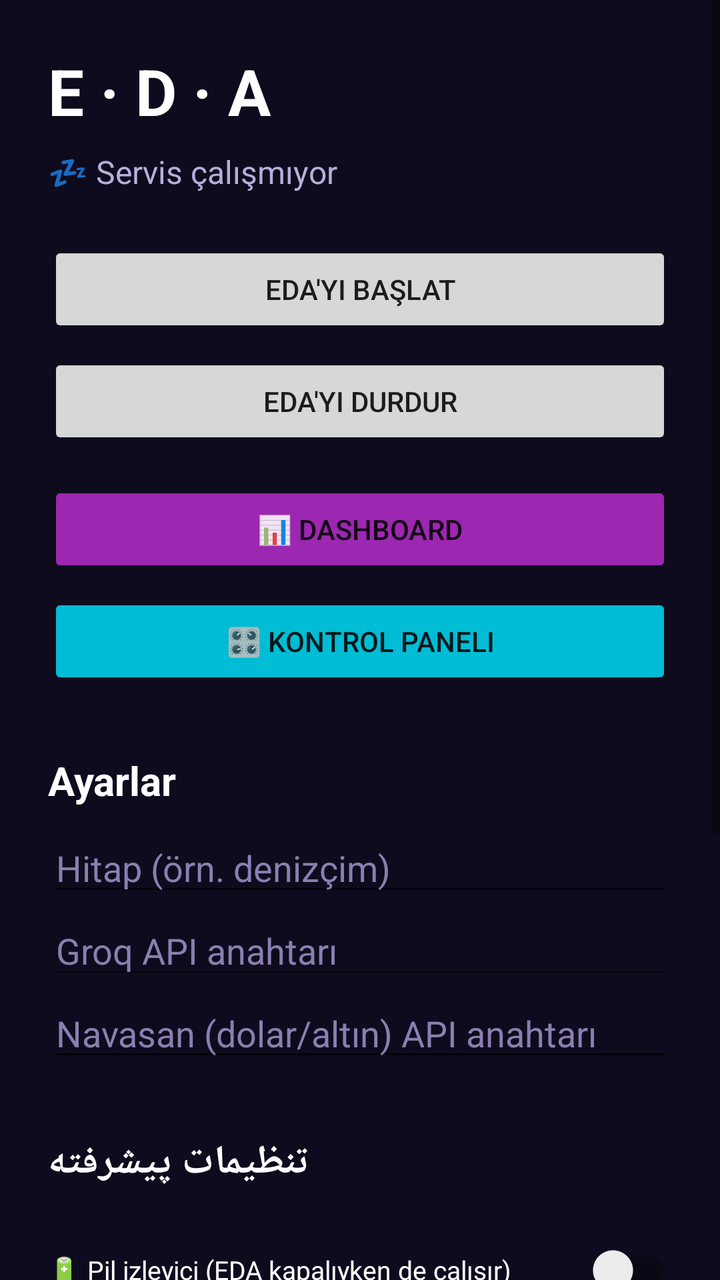
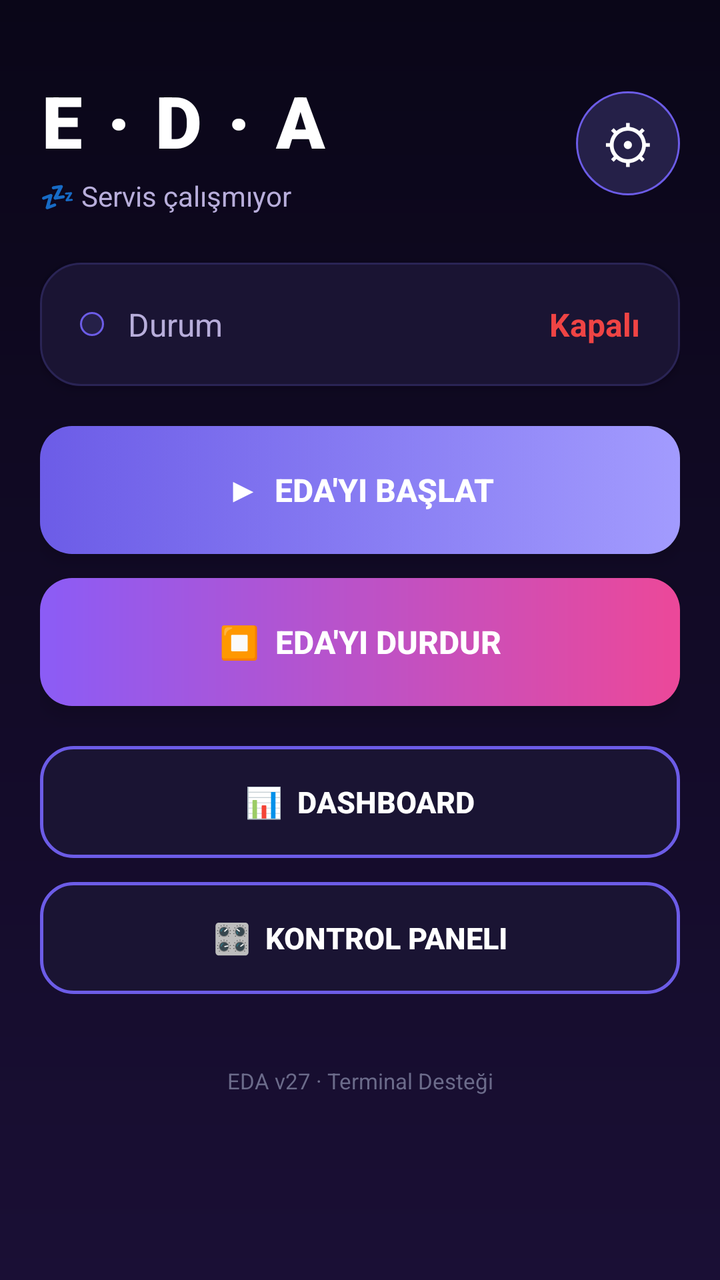

Two renders of the same Android screen: before a commit and after it. Below are the layout's source before the change and the commit's diff.
<!-- AndroidManifest.xml: application theme Theme.Eda -->
<!-- res/layout/activity_main.xml -->
<?xml version="1.0" encoding="utf-8"?>
<ScrollView xmlns:android="http://schemas.android.com/apk/res/android"
    android:layout_width="match_parent"
    android:layout_height="match_parent"
    android:background="#0F0B1E">

<LinearLayout
    android:layout_width="match_parent"
    android:layout_height="wrap_content"
    android:orientation="vertical"
    android:padding="24dp">

    <TextView
        android:layout_width="wrap_content"
        android:layout_height="wrap_content"
        android:text="E · D · A"
        android:textSize="32sp"
        android:textStyle="bold"
        android:textColor="#FFFFFF"
        android:layout_marginBottom="8dp" />

    <TextView
        android:id="@+id/durumText"
        android:layout_width="wrap_content"
        android:layout_height="wrap_content"
        android:text="💤 Servis çalışmıyor"
        android:textSize="16sp"
        android:textColor="#B8AEDB"
        android:layout_marginBottom="24dp" />

    <Button
        android:id="@+id/baslatButon"
        android:layout_width="match_parent"
        android:layout_height="wrap_content"
        android:text="Eda'yı Başlat" />

    <Button
        android:id="@+id/durdurButon"
        android:layout_width="match_parent"
        android:layout_height="wrap_content"
        android:layout_marginTop="8dp"
        android:text="Eda'yı Durdur" />

    
    <Button
        android:id="@+id/dashboardButon"
        android:layout_width="match_parent"
        android:layout_height="wrap_content"
        android:layout_marginTop="16dp"
        android:text="📊 Dashboard"
        android:backgroundTint="#9C27B0" />

    <Button
        android:id="@+id/panelButon"
        android:layout_width="match_parent"
        android:layout_height="wrap_content"
        android:layout_marginTop="8dp"
        android:text="🎛 Kontrol Paneli"
        android:backgroundTint="#00BCD4" />

    <TextView
        android:layout_width="wrap_content"
        android:layout_height="wrap_content"
        android:text="Ayarlar"
        android:textSize="20sp"
        android:textStyle="bold"
        android:textColor="#FFFFFF"
        android:layout_marginTop="32dp"
        android:layout_marginBottom="8dp" />

    <EditText
        android:id="@+id/kullaniciAdiInput"
        android:layout_width="match_parent"
        android:layout_height="wrap_content"
        android:hint="Hitap (örn. denizçim)"
        android:textColorHint="#8A7FB0"
        android:textColor="#FFFFFF" />

    <EditText
        android:id="@+id/groqInput"
        android:layout_width="match_parent"
        android:layout_height="wrap_content"
        android:hint="Groq API anahtarı"
        android:textColorHint="#8A7FB0"
        android:textColor="#FFFFFF"
        android:inputType="textPassword" />

    

    

    <EditText
        android:id="@+id/navasanInput"
        android:layout_width="match_parent"
        android:layout_height="wrap_content"
        android:hint="Navasan (dolar/altın) API anahtarı"
        android:textColorHint="#8A7FB0"
        android:textColor="#FFFFFF"
        android:inputType="textPassword" />

    
    <TextView
        android:layout_width="wrap_content"
        android:layout_height="wrap_content"
        android:text="تنظیمات پیشرفته"
        android:textSize="20sp"
        android:textStyle="bold"
        android:textColor="#FFFFFF"
        android:layout_marginTop="32dp"
        android:layout_marginBottom="8dp" />

    
    <LinearLayout
        android:layout_width="match_parent"
        android:layout_height="wrap_content"
        android:orientation="horizontal"
        android:gravity="center_vertical"
        android:paddingTop="8dp"
        android:paddingBottom="8dp">

        <TextView
            android:layout_width="0dp"
            android:layout_height="wrap_content"
            android:layout_weight="1"
            android:text="🔋 Pil izleyici (EDA kapalıyken de çalışır)"
            android:textColor="#FFFFFF"
            android:textSize="13sp" />

        <androidx.appcompat.widget.SwitchCompat
            android:id="@+id/batteryNotifierSwitch"
            android:layout_width="wrap_content"
            android:layout_height="wrap_content" />
    </LinearLayout>

    
    <LinearLayout
        android:layout_width="match_parent"
        android:layout_height="wrap_content"
        android:orientation="horizontal"
        android:gravity="center_vertical"
        android:paddingTop="8dp"
        android:paddingBottom="8dp">

        <TextView
            android:layout_width="0dp"
            android:layout_height="wrap_content"
            android:layout_weight="1"
            android:text="🛌 Derin Uyku (میکروفون خاموش، مصرف ~1%)"
            android:textColor="#FFFFFF"
            android:textSize="13sp" />

        <androidx.appcompat.widget.SwitchCompat
            android:id="@+id/derinUykuSwitch"
            android:layout_width="wrap_content"
            android:layout_height="wrap_content" />
    </LinearLayout>

    
    <LinearLayout
        android:layout_width="match_parent"
        android:layout_height="wrap_content"
        android:orientation="horizontal"
        android:gravity="center_vertical"
        android:paddingTop="8dp"
        android:paddingBottom="8dp">

        <TextView
            android:layout_width="0dp"
            android:layout_height="wrap_content"
            android:layout_weight="1"
            android:text="🔋 Pil bildirim aralığı"
            android:textColor="#FFFFFF"
            android:textSize="13sp" />

        <Spinner
            android:id="@+id/pilBildirimSpinner"
            android:layout_width="wrap_content"
            android:layout_height="wrap_content"
            android:minWidth="100dp" />
    </LinearLayout>

    
    <LinearLayout
        android:layout_width="match_parent"
        android:layout_height="wrap_content"
        android:orientation="horizontal"
        android:gravity="center_vertical"
        android:paddingTop="8dp"
        android:paddingBottom="8dp">

        <TextView
            android:layout_width="0dp"
            android:layout_height="wrap_content"
            android:layout_weight="1"
            android:text="🔔 Pil bildirimi aktif"
            android:textColor="#FFFFFF"
            android:textSize="13sp" />

        <androidx.appcompat.widget.SwitchCompat
            android:id="@+id/pilBildirimSwitch"
            android:layout_width="wrap_content"
            android:layout_height="wrap_content" />
    </LinearLayout>

    
    <LinearLayout
        android:layout_width="match_parent"
        android:layout_height="wrap_content"
        android:orientation="horizontal"
        android:gravity="center_vertical"
        android:paddingTop="8dp"
        android:paddingBottom="8dp">

        <TextView
            android:layout_width="0dp"
            android:layout_height="wrap_content"
            android:layout_weight="1"
            android:text="🔇 Sessiz mod"
            android:textColor="#FFFFFF"
            android:textSize="13sp" />

        <androidx.appcompat.widget.SwitchCompat
            android:id="@+id/sessizModSwitch"
            android:layout_width="wrap_content"
            android:layout_height="wrap_content" />
    </LinearLayout>

    <Button
        android:id="@+id/kaydetButon"
        android:layout_width="match_parent"
        android:layout_height="wrap_content"
        android:layout_marginTop="12dp"
        android:text="Ayarları Kaydet" />

</LinearLayout>
</ScrollView>
<!-- resources referenced by this layout -->
<resources>
  <style name="Theme.Eda" parent="Theme.MaterialComponents.DayNight.NoActionBar">
          <item name="colorPrimary">#6C4FE0</item>
          <item name="colorPrimaryDark">#4B32B3</item>
          <item name="colorAccent">#00E5C7</item>
      </style>
</resources>

<!-- the commit's change to res/layout/activity_main.xml (unified diff, before → after) -->
@@ -1,236 +1,182 @@
 <?xml version="1.0" encoding="utf-8"?>
 <ScrollView xmlns:android="http://schemas.android.com/apk/res/android"
+    xmlns:app="http://schemas.android.com/apk/res-auto"
     android:layout_width="match_parent"
     android:layout_height="match_parent"
-    android:background="#0F0B1E">
+    android:background="@drawable/bg_gradient"
+    android:fillViewport="true">
 
-<LinearLayout
-    android:layout_width="match_parent"
-    android:layout_height="wrap_content"
-    android:orientation="vertical"
-    android:padding="24dp">
-
-    <TextView
-        android:layout_width="wrap_content"
-        android:layout_height="wrap_content"
-        android:text="E · D · A"
-        android:textSize="32sp"
-        android:textStyle="bold"
-        android:textColor="#FFFFFF"
-        android:layout_marginBottom="8dp" />
-
-    <TextView
-        android:id="@+id/durumText"
-        android:layout_width="wrap_content"
-        android:layout_height="wrap_content"
-        android:text="💤 Servis çalışmıyor"
-        android:textSize="16sp"
-        android:textColor="#B8AEDB"
-        android:layout_marginBottom="24dp" />
-
-    <Button
-        android:id="@+id/baslatButon"
-        android:layout_width="match_parent"
-        android:layout_height="wrap_content"
-        android:text="Eda'yı Başlat" />
-
-    <Button
-        android:id="@+id/durdurButon"
-        android:layout_width="match_parent"
-        android:layout_height="wrap_content"
-        android:layout_marginTop="8dp"
-        android:text="Eda'yı Durdur" />
-
-    
-    <Button
-        android:id="@+id/dashboardButon"
-        android:layout_width="match_parent"
-        android:layout_height="wrap_content"
-        android:layout_marginTop="16dp"
-        android:text="📊 Dashboard"
-        android:backgroundTint="#9C27B0" />
-
-    <Button
-        android:id="@+id/panelButon"
-        android:layout_width="match_parent"
-        android:layout_height="wrap_content"
-        android:layout_marginTop="8dp"
-        android:text="🎛 Kontrol Paneli"
-        android:backgroundTint="#00BCD4" />
-
-    <TextView
-        android:layout_width="wrap_content"
-        android:layout_height="wrap_content"
-        android:text="Ayarlar"
-        android:textSize="20sp"
-        android:textStyle="bold"
-        android:textColor="#FFFFFF"
-        android:layout_marginTop="32dp"
-        android:layout_marginBottom="8dp" />
-
-    <EditText
-        android:id="@+id/kullaniciAdiInput"
-        android:layout_width="match_parent"
-        android:layout_height="wrap_content"
-        android:hint="Hitap (örn. denizçim)"
-        android:textColorHint="#8A7FB0"
-        android:textColor="#FFFFFF" />
-
-    <EditText
-        android:id="@+id/groqInput"
-        android:layout_width="match_parent"
-        android:layout_height="wrap_content"
-        android:hint="Groq API anahtarı"
-        android:textColorHint="#8A7FB0"
-        android:textColor="#FFFFFF"
-        android:inputType="textPassword" />
-
-    
-
-    
-
-    <EditText
-        android:id="@+id/navasanInput"
-        android:layout_width="match_parent"
-        android:layout_height="wrap_content"
-        android:hint="Navasan (dolar/altın) API anahtarı"
-        android:textColorHint="#8A7FB0"
-        android:textColor="#FFFFFF"
-        android:inputType="textPassword" />
-
-    
-    <TextView
-        android:layout_width="wrap_content"
-        android:layout_height="wrap_content"
-        android:text="تنظیمات پیشرفته"
-        android:textSize="20sp"
-        android:textStyle="bold"
-        android:textColor="#FFFFFF"
-        android:layout_marginTop="32dp"
-        android:layout_marginBottom="8dp" />
-
-    
     <LinearLayout
         android:layout_width="match_parent"
         android:layout_height="wrap_content"
-        android:orientation="horizontal"
-        android:gravity="center_vertical"
-        android:paddingTop="8dp"
-        android:paddingBottom="8dp">
+        android:orientation="vertical"
+        android:padding="20dp">
 
+        
+        
+        
+        <LinearLayout
+            android:layout_width="match_parent"
+            android:layout_height="wrap_content"
+            android:orientation="horizontal"
+            android:gravity="center_vertical"
+            android:layout_marginTop="16dp"
+            android:layout_marginBottom="24dp">
+
+            <LinearLayout
+                android:layout_width="0dp"
+                android:layout_height="wrap_content"
+                android:layout_weight="1"
+                android:orientation="vertical">
+
+                <TextView
+                    android:layout_width="wrap_content"
+                    android:layout_height="wrap_content"
+                    android:text="E · D · A"
+                    android:textSize="36sp"
+                    android:textStyle="bold"
+                    android:textColor="@color/text_primary"
+                    android:letterSpacing="0.05"
+                    android:fontFamily="sans-serif-black" />
+
+                <TextView
+                    android:id="@+id/durumText"
+                    android:layout_width="wrap_content"
+                    android:layout_height="wrap_content"
+                    android:text="💤 Servis çalışmıyor"
+                    android:textSize="14sp"
+                    android:textColor="@color/text_secondary"
+                    android:layout_marginTop="4dp" />
+            </LinearLayout>
+
+            <TextView
+                android:id="@+id/ayarlarButon"
+                android:layout_width="52dp"
+                android:layout_height="52dp"
+                android:text="⚙"
+                android:textSize="26sp"
+                android:textColor="@color/text_primary"
+                android:gravity="center"
+                android:background="@drawable/circle_bg" />
+        </LinearLayout>
+
+        
+        
+        
+        <LinearLayout
+            android:layout_width="match_parent"
+            android:layout_height="wrap_content"
+            android:orientation="vertical"
+            android:background="@drawable/card_bg"
+            android:padding="20dp"
+            android:elevation="4dp"
+            android:layout_marginBottom="20dp">
+
+            <LinearLayout
+                android:layout_width="match_parent"
+                android:layout_height="wrap_content"
+                android:orientation="horizontal"
+                android:gravity="center_vertical">
+
+                <View
+                    android:id="@+id/durumIndicator"
+                    android:layout_width="12dp"
+                    android:layout_height="12dp"
+                    android:background="@drawable/circle_bg" />
+
+                <TextView
+                    android:layout_width="0dp"
+                    android:layout_height="wrap_content"
+                    android:layout_weight="1"
+                    android:text="Durum"
+                    android:textSize="16sp"
+                    android:textColor="@color/text_secondary"
+                    android:layout_marginStart="12dp" />
+
+                <TextView
+                    android:id="@+id/durumDeger"
+                    android:layout_width="wrap_content"
+                    android:layout_height="wrap_content"
+                    android:text="Kapalı"
+                    android:textSize="16sp"
+                    android:textStyle="bold"
+                    android:textColor="@color/red_start" />
+            </LinearLayout>
+        </LinearLayout>
+
+        
+        
+        
+
+        
+        <Button
+            android:id="@+id/baslatButon"
+            android:layout_width="match_parent"
+            android:layout_height="64dp"
+            android:text="▶  EDA'YI BAŞLAT"
+            android:textSize="16sp"
+            android:textStyle="bold"
+            android:textColor="#FFFFFF"
+            android:background="@drawable/btn_purple"
+            android:elevation="6dp"
+            android:layout_marginBottom="12dp"
+            android:stateListAnimator="@null" />
+
+        
+        <Button
+            android:id="@+id/durdurButon"
+            android:layout_width="match_parent"
+            android:layout_height="64dp"
+            android:text="⏹  EDA'YI DURDUR"
+            android:textSize="16sp"
+            android:textStyle="bold"
+            android:textColor="#FFFFFF"
+            android:background="@drawable/btn_pink"
+            android:elevation="6dp"
+            android:layout_marginBottom="20dp"
+            android:stateListAnimator="@null" />
+
+        
+        
+        
+
+        
+        <Button
+            android:id="@+id/dashboardButon"
+            android:layout_width="match_parent"
+            android:layout_height="56dp"
+            android:text="📊  DASHBOARD"
+            android:textSize="15sp"
+            android:textStyle="bold"
+            android:textColor="@color/text_primary"
+            android:background="@drawable/btn_outline"
+            android:layout_marginBottom="12dp"
+            android:stateListAnimator="@null" />
+
+        
+        <Button
+            android:id="@+id/panelButon"
+            android:layout_width="match_parent"
+            android:layout_height="56dp"
+            android:text="🎛  KONTROL PANELI"
+            android:textSize="15sp"
+            android:textStyle="bold"
+            android:textColor="@color/text_primary"
+            android:background="@drawable/btn_outline"
+            android:layout_marginBottom="20dp"
+            android:stateListAnimator="@null" />
+
+        
+        
+        
         <TextView
-            android:layout_width="0dp"
+            android:layout_width="match_parent"
             android:layout_height="wrap_content"
-            android:layout_weight="1"
-            android:text="🔋 Pil izleyici (EDA kapalıyken de çalışır)"
-            android:textColor="#FFFFFF"
-            android:textSize="13sp" />
+            android:text="EDA v27 · Terminal Desteği"
+            android:textSize="11sp"
+            android:textColor="@color/text_muted"
+            android:gravity="center"
+            android:layout_marginTop="16dp" />
 
-        <androidx.appcompat.widget.SwitchCompat
-            android:id="@+id/batteryNotifierSwitch"
-            android:layout_width="wrap_content"
-            android:layout_height="wrap_content" />
     </LinearLayout>
-
-    
-    <LinearLayout
-        android:layout_width="match_parent"
-        android:layout_height="wrap_content"
-        android:orientation="horizontal"
-        android:gravity="center_vertical"
-        android:paddingTop="8dp"
-        android:paddingBottom="8dp">
-
-        <TextView
-            android:layout_width="0dp"
-            android:layout_height="wrap_content"
-            android:layout_weight="1"
-            android:text="🛌 Derin Uyku (میکروفون خاموش، مصرف ~1%)"
-            android:textColor="#FFFFFF"
-            android:textSize="13sp" />
-
-        <androidx.appcompat.widget.SwitchCompat
-            android:id="@+id/derinUykuSwitch"
-            android:layout_width="wrap_content"
-            android:layout_height="wrap_content" />
-    </LinearLayout>
-
-    
-    <LinearLayout
-        android:layout_width="match_parent"
-        android:layout_height="wrap_content"
-        android:orientation="horizontal"
-        android:gravity="center_vertical"
-        android:paddingTop="8dp"
-        android:paddingBottom="8dp">
-
-        <TextView
-            android:layout_width="0dp"
-            android:layout_height="wrap_content"
-            android:layout_weight="1"
-            android:text="🔋 Pil bildirim aralığı"
-            android:textColor="#FFFFFF"
-            android:textSize="13sp" />
-
-        <Spinner
-            android:id="@+id/pilBildirimSpinner"
-            android:layout_width="wrap_content"
-            android:layout_height="wrap_content"
-            android:minWidth="100dp" />
-    </LinearLayout>
-
-    
-    <LinearLayout
-        android:layout_width="match_parent"
-        android:layout_height="wrap_content"
-        android:orientation="horizontal"
-        android:gravity="center_vertical"
-        android:paddingTop="8dp"
-        android:paddingBottom="8dp">
-
-        <TextView
-            android:layout_width="0dp"
-            android:layout_height="wrap_content"
-            android:layout_weight="1"
-            android:text="🔔 Pil bildirimi aktif"
-            android:textColor="#FFFFFF"
-            android:textSize="13sp" />
-
-        <androidx.appcompat.widget.SwitchCompat
-            android:id="@+id/pilBildirimSwitch"
-            android:layout_width="wrap_content"
-            android:layout_height="wrap_content" />
-    </LinearLayout>
-
-    
-    <LinearLayout
-        android:layout_width="match_parent"
-        android:layout_height="wrap_content"
-        android:orientation="horizontal"
-        android:gravity="center_vertical"
-        android:paddingTop="8dp"
-        android:paddingBottom="8dp">
-
-        <TextView
-            android:layout_width="0dp"
-            android:layout_height="wrap_content"
-            android:layout_weight="1"
-            android:text="🔇 Sessiz mod"
-            android:textColor="#FFFFFF"
-            android:textSize="13sp" />
-
-        <androidx.appcompat.widget.SwitchCompat
-            android:id="@+id/sessizModSwitch"
-            android:layout_width="wrap_content"
-            android:layout_height="wrap_content" />
-    </LinearLayout>
-
-    <Button
-        android:id="@+id/kaydetButon"
-        android:layout_width="match_parent"
-        android:layout_height="wrap_content"
-        android:layout_marginTop="12dp"
-        android:text="Ayarları Kaydet" />
-
-</LinearLayout>
 </ScrollView>
<!-- resource entries referenced after the edit -->
@@ -1,9 +1,73 @@
 <!-- resources referenced by this layout -->
 <resources>
+  <color name="red_start">#EF4444</color>
+  <color name="text_muted">#6B6B8A</color>
+  <color name="text_primary">#FFFFFF</color>
+  <color name="text_secondary">#B8AEDB</color>
+  <!-- drawable bg_gradient (drawable) -->
+  <?xml version="1.0" encoding="utf-8"?>
+  <shape xmlns:android="http://schemas.android.com/apk/res/android"
+      android:shape="rectangle">
+      <gradient
+          android:startColor="#0A0618"
+          android:endColor="#1A0F35"
+          android:angle="270" />
+  </shape>
+  <!-- drawable btn_outline (drawable) -->
+  <?xml version="1.0" encoding="utf-8"?>
+  <shape xmlns:android="http://schemas.android.com/apk/res/android"
+      android:shape="rectangle">
+      <solid android:color="#1A1433" />
+      <corners android:radius="16dp" />
+      <stroke android:width="1.5dp" android:color="#6C5CE7" />
+  </shape>
+  <!-- drawable btn_pink (drawable) -->
+  <?xml version="1.0" encoding="utf-8"?>
+  <shape xmlns:android="http://schemas.android.com/apk/res/android"
+      android:shape="rectangle">
+      <gradient
+          android:startColor="@color/pink_start"
+          android:endColor="@color/pink_end"
+          android:angle="0" />
+      <corners android:radius="16dp" />
+  </shape>
+  <!-- drawable btn_purple (drawable) -->
+  <?xml version="1.0" encoding="utf-8"?>
+  <selector xmlns:android="http://schemas.android.com/apk/res/android">
+      <item>
+          <shape android:shape="rectangle">
+              <gradient
+                  android:startColor="@color/purple_start"
+                  android:endColor="@color/purple_end"
+                  android:angle="0" />
+              <corners android:radius="16dp" />
+          </shape>
+      </item>
+  </selector>
+  <!-- drawable card_bg (drawable) -->
+  <?xml version="1.0" encoding="utf-8"?>
+  <shape xmlns:android="http://schemas.android.com/apk/res/android"
+      android:shape="rectangle">
+      <solid android:color="@color/bg_card" />
+      <corners android:radius="20dp" />
+      <stroke android:width="1dp" android:color="#2A2455" />
+  </shape>
+  <!-- drawable circle_bg (drawable) -->
+  <?xml version="1.0" encoding="utf-8"?>
+  <shape xmlns:android="http://schemas.android.com/apk/res/android"
+      android:shape="oval">
+      <solid android:color="#252048" />
+      <stroke android:width="1dp" android:color="#6C5CE7" />
+  </shape>
   <style name="Theme.Eda" parent="Theme.MaterialComponents.DayNight.NoActionBar">
           <item name="colorPrimary">#6C4FE0</item>
           <item name="colorPrimaryDark">#4B32B3</item>
           <item name="colorAccent">#00E5C7</item>
       </style>
+  <color name="pink_start">#8B5CF6</color>
+  <color name="pink_end">#EC4899</color>
+  <color name="purple_start">#6C5CE7</color>
+  <color name="purple_end">#A29BFE</color>
+  <color name="bg_card">#1A1433</color>
 </resources>
 
